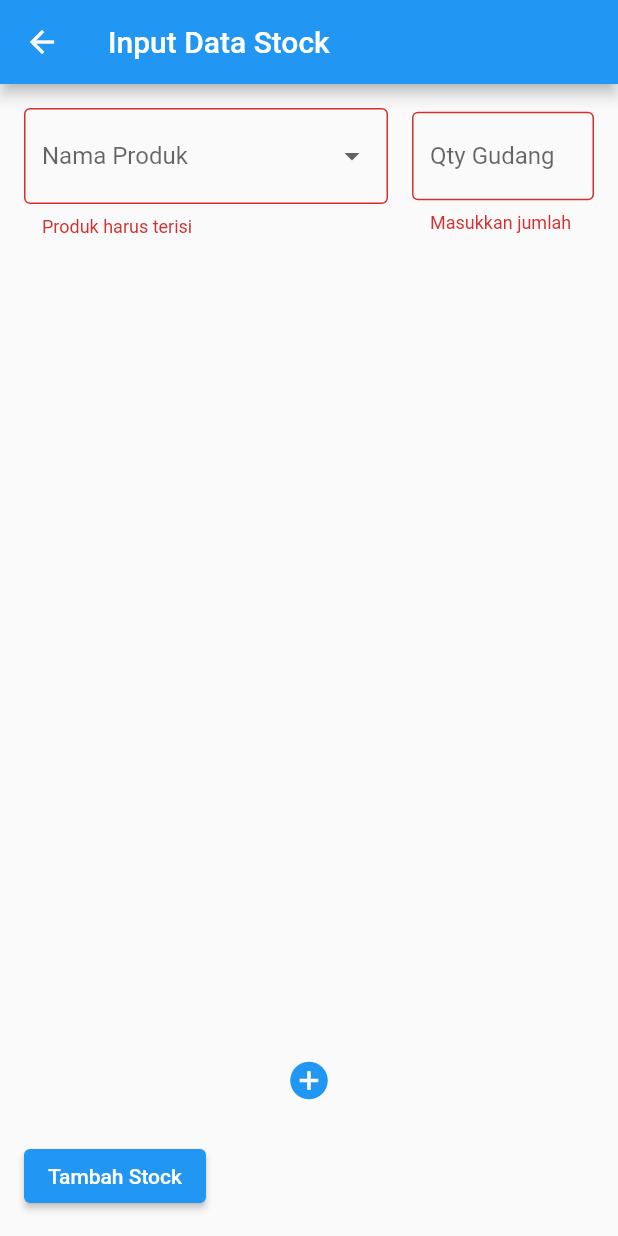
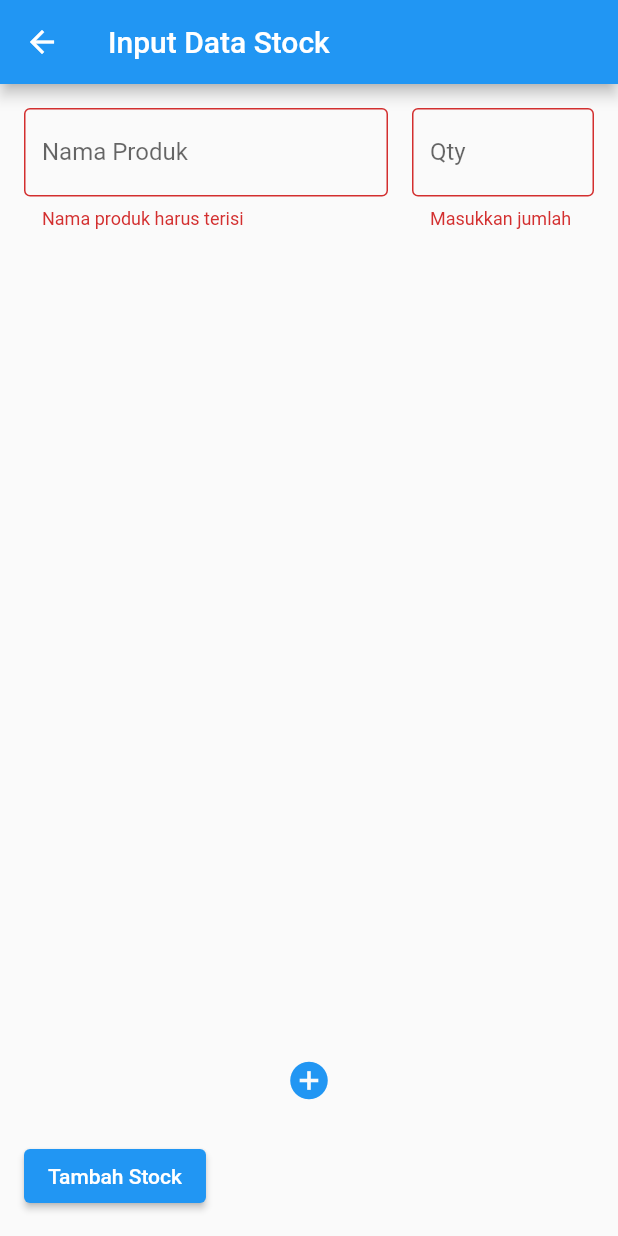
Before and after one commit to alvariezi/sales, a Flutter app: the AddStockPage screen opened directly, after a tap on the "add circle" icon, after a tap on the "remove circle" icon, after a tap on "Tambah Stock", on a phone screen of 412 x 824 dp. Run offline on Flutter 3.47's test engine with Material 2 defaults, Android fonts, the phone set to English and light mode, and no system bars; our stand-ins replace shared_preferences; accounts and stored records are empty.

Commit message:
update restock screen

```diff
--- a/lib/screens/add_stock.dart
+++ b/lib/screens/add_stock.dart
@@ -1,4 +1,7 @@
 import 'package:flutter/material.dart';
+import 'package:http/http.dart' as http;
+import 'package:shared_preferences/shared_preferences.dart';
+import 'dart:convert';
 import 'package:sales/components/input_data_popup.dart';
 
 class AddStockPage extends StatefulWidget {
@@ -12,15 +15,6 @@ class _AddStockPageState extends State<AddStockPage> {
   final GlobalKey<FormState> _formKey = GlobalKey<FormState>();
   final List<Map<String, dynamic>> _formData = [];
 
-  // List of product names for the dropdown
-  final List<String> productOptions = [
-    'Kecap',
-    'Gula',
-    'Garam',
-    'Saos',
-    'Masako',
-  ];
-
   @override
   void initState() {
     super.initState();
@@ -31,29 +25,47 @@ class _AddStockPageState extends State<AddStockPage> {
   void _addForm() {
     setState(() {
       _formData.add({
-        'selectedProduct': null,
-        'qtyGudangController': TextEditingController(),
+        'namaProdukController': TextEditingController(),
+        'qtyController': TextEditingController(),
       });
     });
   }
 
   void _removeForm(int index) {
     setState(() {
-      _formData[index]['qtyGudangController'].dispose();
+      _formData[index]['namaProdukController'].dispose();
+      _formData[index]['qtyController'].dispose();
       _formData.removeAt(index);
     });
   }
 
-  void addStock() async {
+  Future<void> addStock() async {
     final form = _formKey.currentState;
     if (form != null && form.validate()) {
-      // Handle stock addition logic here
-      _formData.forEach((data) {
-        print('Nama Produk: ${data['selectedProduct']}');
-        print('Qty Gudang: ${data['qtyGudangController'].text}');
-      });
+      SharedPreferences prefs = await SharedPreferences.getInstance();
+      final String? token = prefs.getString('token');
 
-      // Message popup input
+      if (token != null) {
+        final url = 'https://backend-sales-pearl.vercel.app/api/owner/restock';
+        final List<Map<String, dynamic>> products = _formData.map((data) {
+          return {
+            'nama_produk': data['namaProdukController'].text,
+            'qty': int.parse(data['qtyController'].text),
+          };
+        }).toList();
+
+        final response = await http.post(
+          Uri.parse(url),
+          headers: {
+            'Authorization': 'Bearer $token',
+            'Content-Type': 'application/json',
+          },
+          body: json.encode({
+            'products': products,
+          }),
+        );
+
+        if (response.statusCode == 201) {
           final result = await showDialog(
             context: context,
             builder: (BuildContext context) {
@@ -65,8 +77,13 @@ class _AddStockPageState extends State<AddStockPage> {
           );
 
           if (result == true) {
-        // Confirm was pressed
+            // Navigate back after successful addition
             Navigator.pop(context);
+          }
+        } else {
+          // Handle error response
+          print('Failed to add stock: ${response.body}');
+        }
       }
     }
   }
@@ -74,7 +91,8 @@ class _AddStockPageState extends State<AddStockPage> {
   @override
   void dispose() {
     _formData.forEach((data) {
-      data['qtyGudangController'].dispose();
+      data['namaProdukController'].dispose();
+      data['qtyController'].dispose();
     });
     super.dispose();
   }
@@ -103,51 +121,44 @@ class _AddStockPageState extends State<AddStockPage> {
                           children: [
                             Expanded(
                               flex: 2,
-                              child: DropdownButtonFormField<String>(
-                                value: data['selectedProduct'],
-                                items: productOptions.map((String product) {
-                                  return DropdownMenuItem<String>(
-                                    value: product,
-                                    child: Text(product),
-                                  );
-                                }).toList(),
-                                onChanged: (String? newValue) {
-                                  setState(() {
-                                    data['selectedProduct'] = newValue;
-                                  });
-                                },
-                                decoration: InputDecoration(
+                              child: TextFormField(
+                                controller: data['namaProdukController'],
+                                decoration: const InputDecoration(
                                   labelText: 'Nama Produk',
                                   border: OutlineInputBorder(),
                                 ),
                                 validator: (value) {
-                                  return value == null ? 'Produk harus terisi' : null;
+                                  return value == null || value.isEmpty
+                                      ? 'Nama produk harus terisi'
+                                      : null;
                                 },
                               ),
                             ),
-                            SizedBox(width: 16.0),
+                            const SizedBox(width: 16.0),
                             Expanded(
                               flex: 1,
                               child: TextFormField(
-                                controller: data['qtyGudangController'],
-                                decoration: InputDecoration(
-                                  labelText: 'Qty Gudang',
+                                controller: data['qtyController'],
+                                decoration: const InputDecoration(
+                                  labelText: 'Qty',
                                   border: OutlineInputBorder(),
                                 ),
                                 keyboardType: TextInputType.number,
                                 validator: (value) {
-                                  return value == null || value.isEmpty ? 'Masukkan jumlah' : null;
+                                  return value == null || value.isEmpty
+                                      ? 'Masukkan jumlah'
+                                      : null;
                                 },
                               ),
                             ),
                             if (index != 0)
                               IconButton(
-                                icon: Icon(Icons.remove_circle, color: Colors.red),
+                                icon: const Icon(Icons.remove_circle, color: Colors.red),
                                 onPressed: () => _removeForm(index),
                               ),
                           ],
                         ),
-                        SizedBox(height: 16.0),
+                        const SizedBox(height: 16.0),
                       ],
                     );
                   },
@@ -157,12 +168,12 @@ class _AddStockPageState extends State<AddStockPage> {
                 mainAxisAlignment: MainAxisAlignment.center,
                 children: [
                   IconButton(
-                    icon: Icon(Icons.add_circle, color: Colors.blue, size: 30),
+                    icon: const Icon(Icons.add_circle, color: Colors.blue, size: 30),
                     onPressed: _addForm,
                   ),
                 ],
               ),
-              SizedBox(height: 16.0),
+              const SizedBox(height: 16.0),
               ElevatedButton(
                 onPressed: addStock,
                 child: const Text('Tambah Stock'),
```
Also changed, not shown: lib/screens/stock_history.dart (+86 -41 lines), lib/screens/stock_produk_page.dart (+7 -17 lines). Lines whose indentation alone changed are shown as unchanged.
